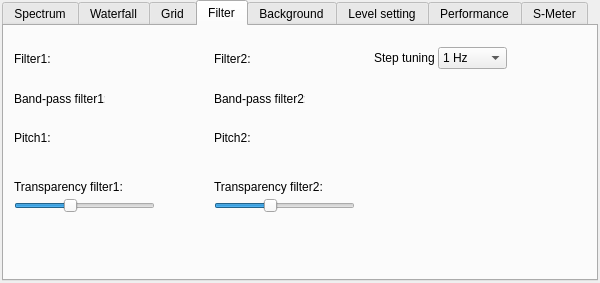
First picture: the form in PanoramOpt.ui, repository florintanasa/OpenExpertSDR, before the edit.
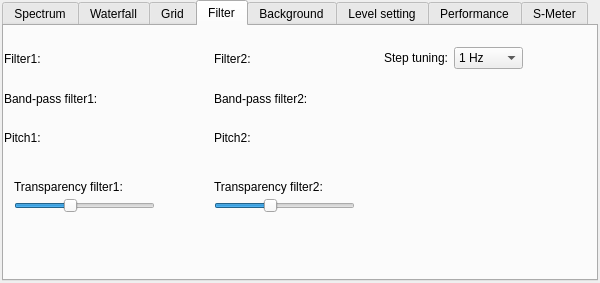
Second picture: the form after the edit. The open tabs and pages were chosen to show the change. Icons and pictures are not drawn.

Commit message: fix some labels to apear correctly

What changed in the file:
```diff
--- a/PanoramOpt.ui
+++ b/PanoramOpt.ui
@@ -865,7 +865,7 @@
       <widget class="QLabel" name="label_89">
        <property name="geometry">
         <rect>
-         <x>10</x>
+         <x>0</x>
          <y>22</y>
          <width>41</width>
          <height>21</height>
@@ -878,7 +878,7 @@
       <widget class="QWidget" name="WdgFilter1Color" native="true">
        <property name="geometry">
         <rect>
-         <x>100</x>
+         <x>110</x>
          <y>20</y>
          <width>50</width>
          <height>25</height>
@@ -888,7 +888,7 @@
       <widget class="QWidget" name="WdgBand1Color" native="true">
        <property name="geometry">
         <rect>
-         <x>100</x>
+         <x>110</x>
          <y>60</y>
          <width>50</width>
          <height>25</height>
@@ -898,7 +898,7 @@
       <widget class="QWidget" name="WdgPitchColor1" native="true">
        <property name="geometry">
         <rect>
-         <x>100</x>
+         <x>110</x>
          <y>100</y>
          <width>50</width>
          <height>25</height>
@@ -908,7 +908,7 @@
       <widget class="QLabel" name="label_96">
        <property name="geometry">
         <rect>
-         <x>10</x>
+         <x>0</x>
          <y>101</y>
          <width>91</width>
          <height>21</height>
@@ -921,7 +921,7 @@
       <widget class="QWidget" name="WdgPitchColor2" native="true">
        <property name="geometry">
         <rect>
-         <x>300</x>
+         <x>320</x>
          <y>100</y>
          <width>50</width>
          <height>25</height>
@@ -957,7 +957,7 @@
       <widget class="QWidget" name="WdgBand2Color" native="true">
        <property name="geometry">
         <rect>
-         <x>300</x>
+         <x>320</x>
          <y>60</y>
          <width>50</width>
          <height>25</height>
@@ -967,7 +967,7 @@
       <widget class="QWidget" name="WdgFilter2Color" native="true">
        <property name="geometry">
         <rect>
-         <x>300</x>
+         <x>320</x>
          <y>20</y>
          <width>50</width>
          <height>25</height>
@@ -1041,9 +1041,9 @@
       <widget class="QLabel" name="label_101">
        <property name="geometry">
         <rect>
-         <x>10</x>
+         <x>0</x>
          <y>62</y>
-         <width>91</width>
+         <width>101</width>
          <height>21</height>
         </rect>
        </property>
@@ -1056,7 +1056,7 @@
         <rect>
          <x>210</x>
          <y>62</y>
-         <width>91</width>
+         <width>101</width>
          <height>21</height>
         </rect>
        </property>
@@ -1067,7 +1067,7 @@
       <widget class="QComboBox" name="cbStepFilter">
        <property name="geometry">
         <rect>
-         <x>434</x>
+         <x>450</x>
          <y>21</y>
          <width>69</width>
          <height>22</height>
@@ -1122,9 +1122,9 @@
       <widget class="QLabel" name="label_9">
        <property name="geometry">
         <rect>
-         <x>370</x>
+         <x>380</x>
          <y>24</y>
-         <width>61</width>
+         <width>71</width>
          <height>16</height>
         </rect>
        </property>
```
Left out of the diff: 56 changed lines with no effect on the pictures. The commit also changes 1 other file.
